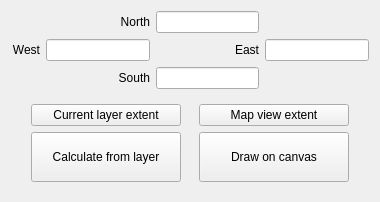
Before: the Qt Designer form src/ui/qgsextentgroupboxwidget.ui in qgis/QGIS, drawn with Qt 5.
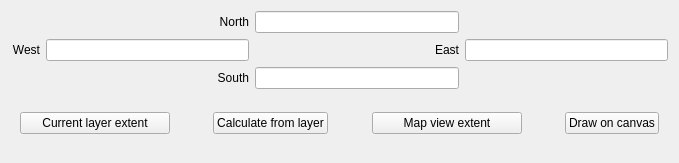
After: the same form once the commit is applied.

Commit message:
Reorganize buttons to set map extent
There's likely no situation where the four buttons are activated simultaneously... Better have three on a line than the current heterogeneous UI.

Patch:
```diff
--- a/src/ui/qgsextentgroupboxwidget.ui
+++ b/src/ui/qgsextentgroupboxwidget.ui
@@ -6,8 +6,8 @@
    <rect>
     <x>0</x>
     <y>0</y>
-    <width>380</width>
-    <height>202</height>
+    <width>679</width>
+    <height>163</height>
    </rect>
   </property>
   <property name="windowTitle">
@@ -77,7 +77,7 @@
    <item>
     <widget class="QWidget" name="widget_2" native="true">
      <layout class="QGridLayout" name="gridLayout">
-      <item row="0" column="4">
+      <item row="0" column="6">
        <widget class="QPushButton" name="mCurrentExtentButton">
         <property name="minimumSize">
          <size>
@@ -103,20 +103,20 @@
         </property>
        </spacer>
       </item>
-      <item row="0" column="3">
-       <spacer name="horizontalSpacer">
-        <property name="orientation">
-         <enum>Qt::Horizontal</enum>
-        </property>
-        <property name="sizeHint" stdset="0">
-         <size>
-          <width>40</width>
-          <height>20</height>
-         </size>
-        </property>
-       </spacer>
-      </item>
       <item row="0" column="5">
+       <spacer name="horizontalSpacer">
+        <property name="orientation">
+         <enum>Qt::Horizontal</enum>
+        </property>
+        <property name="sizeHint" stdset="0">
+         <size>
+          <width>40</width>
+          <height>20</height>
+         </size>
+        </property>
+       </spacer>
+      </item>
+      <item row="0" column="10">
        <spacer name="horizontalSpacer_2">
         <property name="orientation">
          <enum>Qt::Horizontal</enum>
@@ -129,20 +129,7 @@
         </property>
        </spacer>
       </item>
-      <item row="0" column="2">
-       <widget class="QPushButton" name="mOriginalExtentButton">
-        <property name="minimumSize">
-         <size>
-          <width>150</width>
-          <height>0</height>
-         </size>
-        </property>
-        <property name="text">
-         <string>Current layer extent</string>
-        </property>
-       </widget>
-      </item>
-      <item row="1" column="2">
+      <item row="0" column="3">
        <widget class="QPushButton" name="mButtonCalcFromLayer">
         <property name="sizePolicy">
          <sizepolicy hsizetype="Minimum" vsizetype="Minimum">
@@ -155,7 +142,7 @@
         </property>
        </widget>
       </item>
-      <item row="1" column="4">
+      <item row="0" column="11">
        <widget class="QPushButton" name="mButtonDrawOnCanvas">
         <property name="sizePolicy">
          <sizepolicy hsizetype="Minimum" vsizetype="Minimum">
@@ -168,6 +155,19 @@
         </property>
        </widget>
       </item>
+      <item row="0" column="0">
+       <widget class="QPushButton" name="mOriginalExtentButton">
+        <property name="minimumSize">
+         <size>
+          <width>150</width>
+          <height>0</height>
+         </size>
+        </property>
+        <property name="text">
+         <string>Current layer extent</string>
+        </property>
+       </widget>
+      </item>
      </layout>
     </widget>
    </item>
```
Left out of the diff: 3 changed lines with no effect on the pictures.
